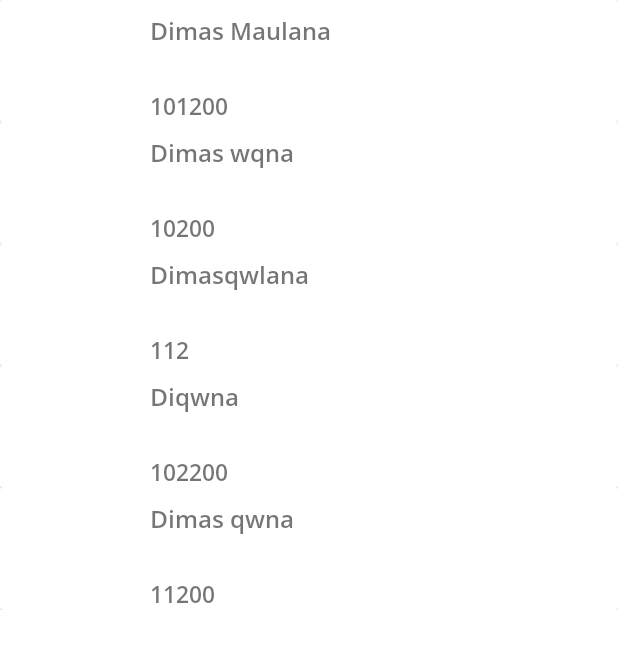
After one commit to dimasadyaksa/LaRise-Salon-Mobile-Apps, an Android app: the full_body screen opened directly, with no data from a screen before it, on a phone screen of 412 x 824 dp. The commit adds this screen. Shown: the top 649 px of the screen. Run offline under Robolectric (Android 15) with nearby library versions, the phone set to English and light mode, and no system bars.

Commit message:
Full Body

```diff
--- /dev/null
+++ b/app/src/main/java/com/example/larise/full_body.java
@@ -0,0 +1,57 @@
+package com.example.larise;
+
+import android.os.Bundle;
+import android.app.Activity;
+import android.util.Log;
+import android.view.LayoutInflater;
+import android.view.View;
+import android.view.ViewGroup;
+
+import java.util.ArrayList;
+
+import androidx.recyclerview.widget.LinearLayoutManager;
+import androidx.recyclerview.widget.RecyclerView;
+
+public class full_body extends Activity {
+    private ArrayList<full_body_obj> list_full_body;
+
+    private RecyclerView recyclerView;
+    private RecyclerView.Adapter mAdapter;
+    private RecyclerView.LayoutManager layoutManager;
+
+    public full_body (){
+    }
+
+
+    @Override
+    protected void onCreate(Bundle savedInstanceState) {
+        super.onCreate(savedInstanceState);
+        setContentView(R.layout.activity_full_body);
+
+        // use this setting to improve performance if you know that changes
+        // in content do not change the layout size of the RecyclerView
+        list_full_body = new ArrayList<>();
+        addData();
+        full_body_adapter adapter = new full_body_adapter(list_full_body);
+        recyclerView = findViewById(R.id.full_body_rv);
+        recyclerView.setHasFixedSize(true);
+        // use a linear layout manager
+        layoutManager = new LinearLayoutManager(this);
+        recyclerView.setLayoutManager(layoutManager);
+
+        // specify an adapter (see also next example)
+//
+//        mAdapter = new full_body_adapter(list_full_body);
+        recyclerView.setAdapter(adapter);
+    }
+
+    void addData(){
+        Log.d("M", "Added");
+        list_full_body.add(new full_body_obj("Dimas Maulana", 101200));
+        list_full_body.add(new full_body_obj("Dimas wqna", 10200));
+        list_full_body.add(new full_body_obj("Dimasqwlana", 112));
+        list_full_body.add(new full_body_obj("Diqwna", 102200));
+        list_full_body.add(new full_body_obj("Dimas qwna", 11200));
+
+    }
+}
--- /dev/null
+++ b/app/src/main/java/com/example/larise/full_body_adapter.java
@@ -0,0 +1,50 @@
+package com.example.larise;
+
+import android.view.LayoutInflater;
+import android.view.View;
+import android.view.ViewGroup;
+import android.widget.TextView;
+
+import java.util.ArrayList;
+
+import androidx.annotation.NonNull;
+import androidx.recyclerview.widget.RecyclerView;
+
+public class full_body_adapter extends RecyclerView.Adapter<full_body_adapter.rv_order_ViewHolder> {
+    private ArrayList<full_body_obj> mDataset;
+
+    public full_body_adapter(ArrayList<full_body_obj> mDataset){
+        this.mDataset = mDataset;
+    }
+
+
+    @Override
+    public rv_order_ViewHolder onCreateViewHolder(ViewGroup parent, int viewType) {
+        LayoutInflater layoutInflater = LayoutInflater.from(parent.getContext());
+        View view = layoutInflater.inflate(R.layout.rv_full_body, parent, false);
+        return new rv_order_ViewHolder(view);
+    }
+
+    @Override
+    public void onBindViewHolder(full_body_adapter.rv_order_ViewHolder holder, int position) {
+        holder.txtPesanan.setText(mDataset.get(position).getNama());
+        holder.txtBiaya.setText(String.valueOf(mDataset.get(position).getBiaya()));
+    }
+
+    @Override
+    public int getItemCount() {
+
+        return (mDataset!=null) ? mDataset.size():0;
+    }
+
+    public class rv_order_ViewHolder extends RecyclerView.ViewHolder{
+        private TextView txtPesanan, txtBiaya;
+
+
+        public rv_order_ViewHolder(View itemView) {
+            super(itemView);
+            txtPesanan = (TextView) itemView.findViewById(R.id.order_id);
+            txtBiaya = (TextView) itemView.findViewById(R.id.order_biaya);
+        }
+    }
+}
--- /dev/null
+++ b/app/src/main/java/com/example/larise/full_body_obj.java
@@ -0,0 +1,31 @@
+package com.example.larise;
+
+public class full_body_obj {
+    private String nama;
+    private int biaya;
+
+    public full_body_obj(String nama, int biaya) {
+        this.nama = nama;
+        this.biaya = biaya;
+    }
+
+    public String getNama() {
+
+        return nama;
+    }
+
+    public void setNama(String nama) {
+
+        this.nama = nama;
+    }
+
+    public int getBiaya() {
+
+        return biaya;
+    }
+
+    public void setBiaya(int biaya) {
+
+        this.biaya = biaya;
+    }
+}
--- /dev/null
+++ b/app/src/main/res/layout/activity_full_body.xml
@@ -0,0 +1,13 @@
+<?xml version="1.0" encoding="utf-8"?>
+<androidx.constraintlayout.widget.ConstraintLayout xmlns:android="http://schemas.android.com/apk/res/android"
+    xmlns:app="http://schemas.android.com/apk/res-auto"
+    xmlns:tools="http://schemas.android.com/tools"
+    android:layout_width="match_parent"
+    android:layout_height="match_parent"
+    tools:context=".full_body">
+
+    <androidx.recyclerview.widget.RecyclerView
+        android:id="@+id/full_body_rv"
+        android:layout_width="match_parent"
+        android:layout_height="match_parent" />
+</androidx.constraintlayout.widget.ConstraintLayout>
--- /dev/null
+++ b/app/src/main/res/layout/rv_full_body.xml
@@ -0,0 +1,41 @@
+<?xml version="1.0" encoding="utf-8"?>
+<LinearLayout xmlns:android="http://schemas.android.com/apk/res/android"
+    xmlns:app="http://schemas.android.com/apk/res-auto"
+    android:orientation="vertical"
+    android:layout_width="match_parent"
+    android:layout_height="wrap_content">
+
+    <androidx.cardview.widget.CardView
+        android:layout_width="match_parent"
+        android:layout_height="match_parent" >
+
+        <TextView
+            android:id="@+id/order_id"
+            android:layout_width="wrap_content"
+            android:layout_height="wrap_content"
+            android:layout_marginTop="9dp"
+            android:layout_marginLeft="100dp"
+            android:textSize="16sp"
+            android:fontFamily="@font/opensanssemibold"
+            android:text="@string/order_id" />
+
+        <TextView
+            android:id="@+id/order_biaya"
+            android:layout_width="wrap_content"
+            android:layout_height="wrap_content"
+            android:layout_marginLeft="100dp"
+            android:layout_marginTop="60dp"
+            android:textSize="15sp"
+            android:fontFamily="@font/opensanssemibold"
+            android:text="@string/order_biaya" />
+
+        <ImageView
+            android:id="@+id/imageView4"
+            android:layout_width="wrap_content"
+            android:layout_height="wrap_content"
+            android:layout_marginTop="17dp"
+            android:layout_marginLeft="12dp"
+            app:srcCompat="@mipmap/ic_launcher" />
+    </androidx.cardview.widget.CardView>
+
+</LinearLayout>
--- a/app/src/main/res/values/strings.xml
+++ b/app/src/main/res/values/strings.xml
@@ -34,4 +34,5 @@
 
     <!-- TODO: Remove or change this placeholder text -->
     <string name="hello_blank_fragment">Hello blank fragment</string>
+    <string name="title_activity_full_body">full_body</string>
 </resources>
```
Also changed, not shown: app/src/main/AndroidManifest.xml (+10 -5 lines), app/src/main/java/com/example/larise/FragmentPagerSupport.java (deleted, +0 -94 lines), app/src/main/java/com/example/larise/menu.java (+18 -1 lines), app/build.gradle (line endings or trailing spaces).
